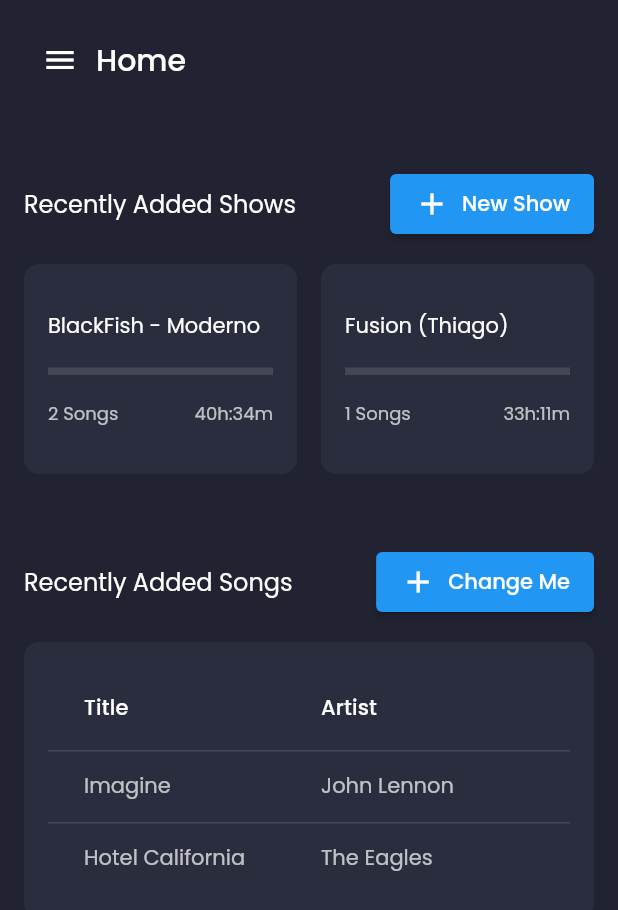
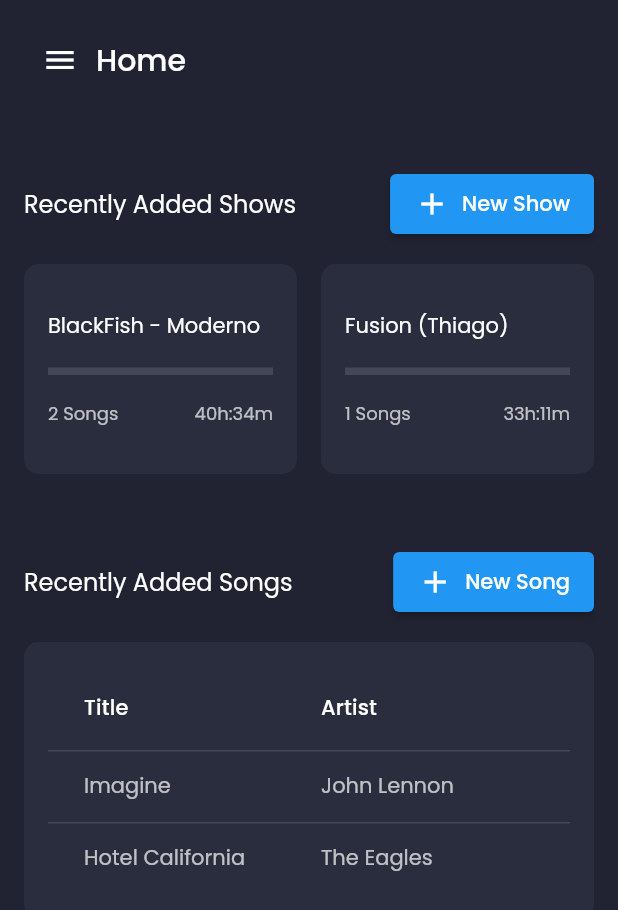
Before and after one commit to nandopedrosa/songlist-mobile, a Flutter app: the screen it shows after launch, on a phone screen of 412 x 824 dp. Shown: the top 910 px of the screen. Run offline on Flutter 3.47's test engine with Material 2 defaults, Android fonts, the phone set to English and light mode, and no system bars; drawn by our look-alikes of data_table_2; our stand-ins replace fl_chart, flutter_svg, google_fonts, sqflite; accounts and stored records are empty; project files that could hold a hidden picture were left out.

Commit message:
Internationalization working

```diff
--- a/songlist_mobile/lib/components/recent_shows_grid.dart
+++ b/songlist_mobile/lib/components/recent_shows_grid.dart
@@ -1,15 +1,21 @@
 import 'package:songlist_mobile/components/recent_show_card.dart';
+import 'package:songlist_mobile/localization/localization_service.dart';
 import 'package:songlist_mobile/models/show.dart';
 import 'package:songlist_mobile/responsive.dart';
 import 'package:flutter/material.dart';
 import 'package:songlist_mobile/service/show_service.dart';
 import '../../../constants.dart';
 
-class RecentShowsGrid extends StatelessWidget {
+class RecentShowsGrid extends StatefulWidget {
   const RecentShowsGrid({
     Key? key,
   }) : super(key: key);
 
+  @override
+  _RecentShowsGridState createState() => _RecentShowsGridState();
+}
+
+class _RecentShowsGridState extends State<RecentShowsGrid> {
   @override
   Widget build(BuildContext context) {
     final Size _size = MediaQuery.of(context).size;
@@ -30,7 +36,10 @@ class RecentShowsGrid extends StatelessWidget {
               ),
               onPressed: () {},
               icon: Icon(Icons.add),
-              label: Text("New Show"),
+              label: Text(
+                LocalizationService.getInstance()
+                    .getLocalizedString('new_show'),
+              ),
             ),
           ],
         ),
--- a/songlist_mobile/lib/localization/localization_service.dart
+++ b/songlist_mobile/lib/localization/localization_service.dart
@@ -1,18 +1,42 @@
 import 'package:songlist_mobile/localization/localization_strings.dart';
-import 'package:songlist_mobile/localization/preferred_language.dart';
+import 'dart:io';
 
 class LocalizationService {
-  static Future<String> getLocalizedString(String key) async {
-    String preferredLanguage = await PreferredLanguage.getPreferredLanguage();
+  //Singleton implementation
+  static LocalizationService _instance = LocalizationService._();
 
-    int index = 999;
-    if (preferredLanguage == 'en' || preferredLanguage == '') {
-      //english is the first option
-      index = 0;
-    } else if (preferredLanguage.startsWith('pt')) {
-      //portuguese is the second option
-      index = 1;
+  //Private constructor
+  LocalizationService._();
+
+  //Get singleton instance
+  static LocalizationService getInstance() {
+    return _instance;
+  }
+
+  String _preferredLanguage = '';
+
+  String getPreferredLanguage() {
+    return this._preferredLanguage;
+  }
+
+  //English is the default language
+  //We only change to Portuguese if that is the user's preferred language.
+  //Anything else is not supported and defaults to English
+  String getLocalizedString(String key) {
+    if (this._preferredLanguage == '') {
+      String currentSystemLocale =
+          Platform.localeName; // Returns locale string in the form 'en_US'
+      if (currentSystemLocale.startsWith('pt')) {
+        this._preferredLanguage = 'pt';
+      } else {
+        this._preferredLanguage = 'en';
+      }
     }
+
+    // English (default, index 0)
+    // Portuguese (index 1)
+    // We use these indexes to fetch values from associative map
+    int index = this._preferredLanguage == 'en' ? 0 : 1;
 
     String localizedString = LocalizationStrings.localizedStrings[key]![index];
 
--- a/songlist_mobile/lib/localization/localization_strings.dart
+++ b/songlist_mobile/lib/localization/localization_strings.dart
@@ -2,5 +2,7 @@ class LocalizationStrings {
   static const localizedStrings = <String, List<String>>{
     'new_song': ['New Song', 'Nova Música'],
     'new_show': ['New Show', 'Novo Show'],
+    'recent_songs': ['Recently Added Songs', 'Músicas Recentes'],
+    'recent_shows': ['Recently Added Shows', 'Shows Recentes'],
   };
 }
--- a/songlist_mobile/lib/main.dart
+++ b/songlist_mobile/lib/main.dart
@@ -5,9 +5,8 @@ import 'package:songlist_mobile/screens/main_screen.dart';
 import 'package:flutter/material.dart';
 import 'package:google_fonts/google_fonts.dart';
 import 'package:provider/provider.dart';
-import 'package:songlist_mobile/screens/songs_screen.dart';
 
-void main() {
+void main() async {
   runApp(SonglistPlusMobileApp(activeScreen: HomeScreen()));
 }
 
--- a/songlist_mobile/lib/screens/home_screen.dart
+++ b/songlist_mobile/lib/screens/home_screen.dart
@@ -9,7 +9,12 @@ import 'package:songlist_mobile/responsive.dart';
 import '../../constants.dart';
 
 // ignore: must_be_immutable
-class HomeScreen extends StatelessWidget {
+class HomeScreen extends StatefulWidget {
+  @override
+  _HomeScreenState createState() => _HomeScreenState();
+}
+
+class _HomeScreenState extends State<HomeScreen> {
   @override
   Widget build(BuildContext context) {
     return SafeArea(
@@ -29,9 +34,11 @@ class HomeScreen extends StatelessWidget {
                     Row(
                       mainAxisAlignment: MainAxisAlignment.spaceBetween,
                       children: [
-                        Text("Recently Added Songs",
-                            textAlign: TextAlign.start,
-                            style: Theme.of(context).textTheme.subtitle1!),
+                        Text(
+                          "Recently Added Songs",
+                          textAlign: TextAlign.start,
+                          style: Theme.of(context).textTheme.subtitle1!,
+                        ),
                         ElevatedButton.icon(
                           style: TextButton.styleFrom(
                             padding: EdgeInsets.symmetric(
@@ -42,8 +49,11 @@ class HomeScreen extends StatelessWidget {
                           ),
                           onPressed: () {},
                           icon: Icon(Icons.add),
-                          label: Text("Change Me"),
-                        ),
+                          label: Text(
+                            LocalizationService.getInstance()
+                                .getLocalizedString('new_song'),
+                          ),
+                        )
                       ],
                     ),
                     SizedBox(height: defaultPadding),
--- a/songlist_mobile/pubspec.yaml
+++ b/songlist_mobile/pubspec.yaml
@@ -29,7 +29,7 @@ dependencies:
   fl_chart: ^0.36.1
   provider: ^5.0.0
   data_table_2: ^2.0.3
-  devicelocale:
+  devicelocale: ^0.5.0
   # The following adds the Cupertino Icons font to your application.
   # Use with the CupertinoIcons class for iOS style icons.
   cupertino_icons: ^1.0.3
```
Also changed, not shown: songlist_mobile/lib/localization/preferred_language.dart (deleted, +0 -15 lines).
